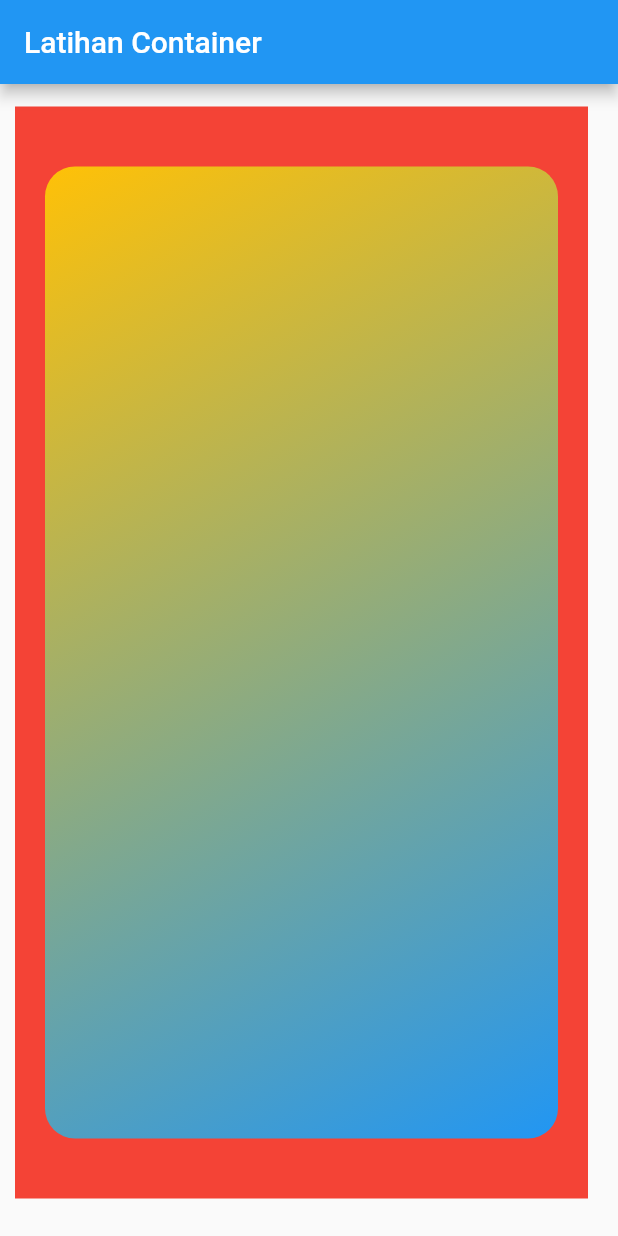
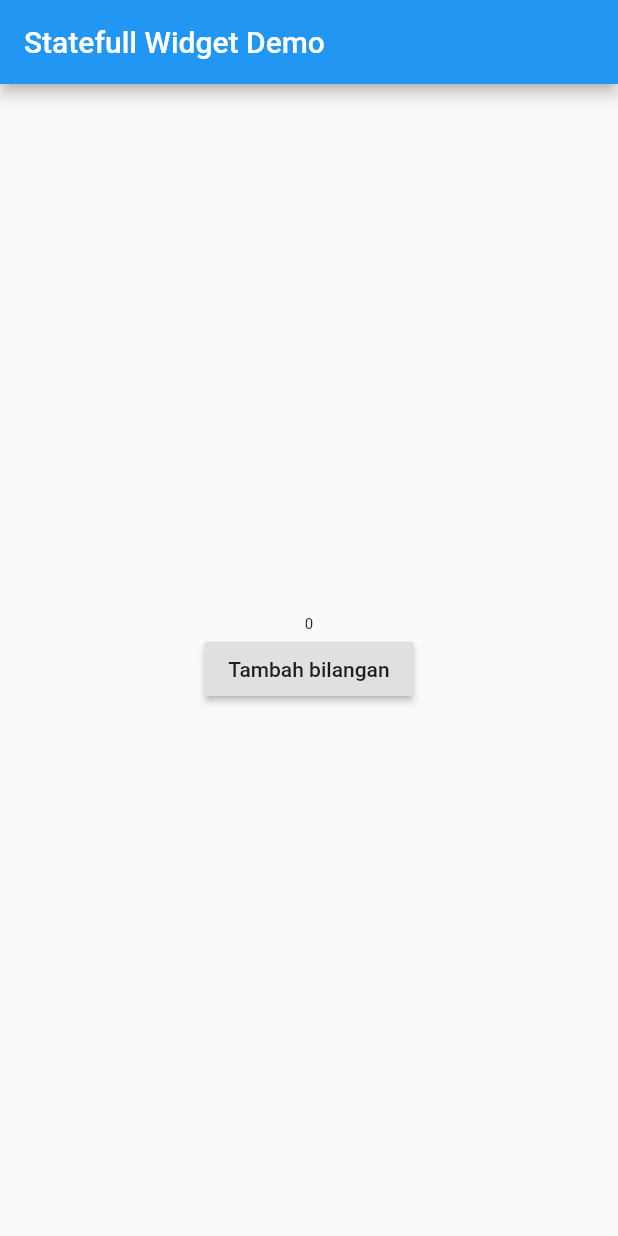
Before and after one commit to arifinmn11/basic-flutter, a Flutter app: the screen it shows after launch, on a phone screen of 412 x 824 dp. Run offline on Flutter 3.47's test engine with Material 2 defaults, Android fonts, the phone set to English and light mode, and no system bars.

Commit message:
example stateful-widget

```diff
--- a/lib/main.dart
+++ b/lib/main.dart
@@ -4,31 +4,38 @@ void main() {
   runApp(const MyApp());
 }
 
-class MyApp extends StatelessWidget {
+class MyApp extends StatefulWidget {
   const MyApp({Key? key}) : super(key: key);
+
+  @override
+  _MyAppState createState() => _MyAppState();
+}
+
+class _MyAppState extends State<MyApp> {
+  int number = 0;
+
+  void tekanTombol() {
+    setState(() {
+      number++;
+    });
+  }
 
   @override
   Widget build(BuildContext context) {
     return MaterialApp(
       home: Scaffold(
         appBar: AppBar(
-          title: Text("Latihan Container"),
+          title: Text("Statefull Widget Demo"),
         ),
-        body: Container(
-          color: Colors.red,
-          margin: EdgeInsets.fromLTRB(10, 15, 20, 25),
-          padding: EdgeInsets.only(bottom: 20, top: 20),
-          child: Container(
-            margin: EdgeInsets.all(20),
-            child: Container(
-              decoration: BoxDecoration(
-                  borderRadius: BorderRadius.circular(20),
-                  gradient: LinearGradient(
-                      begin: Alignment.topLeft,
-                      end: Alignment.bottomRight,
-                      colors: <Color>[Colors.amber, Colors.blue])),
-            ),
-          ),
+        body: Center(
+          child: Column(
+              mainAxisAlignment: MainAxisAlignment.center,
+              children: <Widget>[
+                Text(number.toString(),
+                style: TextStyle(fontSize: 10 + number.toDouble()),),
+                RaisedButton(
+                    child: Text("Tambah bilangan"), onPressed: tekanTombol)
+              ]),
         ),
       ),
     );
```
Also changed, not shown: pubspec.lock, 2 other files.
